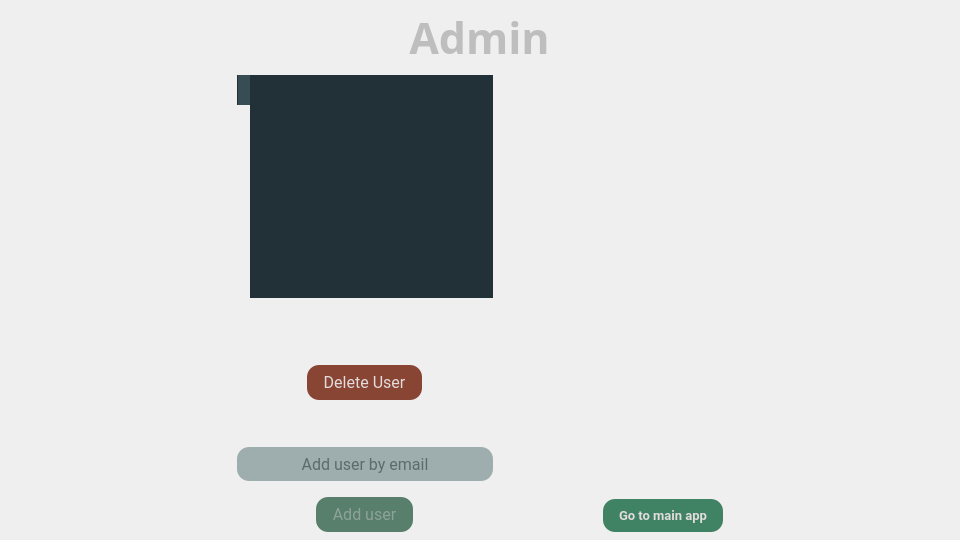
Above: faultid/resources/ui/admin_window.ui from ionutsilviu3/CIIT before the change. Below: the same form after it.
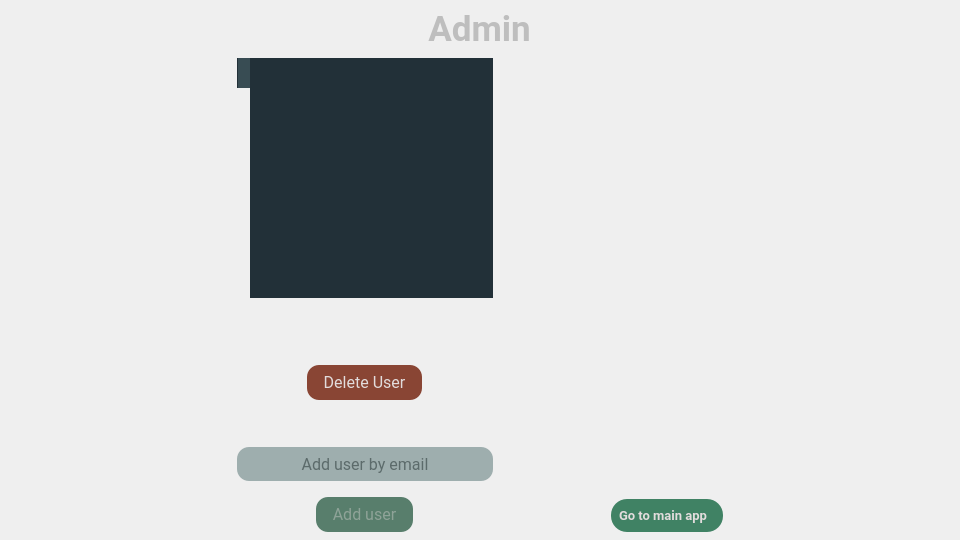
That is the form after the change. Icons and pictures are not drawn.

Diff of the .ui file:
```diff
--- a/faultid/resources/ui/admin_window.ui
+++ b/faultid/resources/ui/admin_window.ui
@@ -73,8 +73,8 @@
      </property>
      <property name="font">
       <font>
-       <family>Vitesco</family>
-       <pointsize>32</pointsize>
+       <family>Roboto</family>
+       <pointsize>26</pointsize>
        <bold>true</bold>
        <strikeout>false</strikeout>
       </font>
@@ -374,18 +374,38 @@
        </property>
        <property name="styleSheet">
         <string notr="true">QPushButton {
-	border-radius: 12px;
-	padding-left: 16px;
+	border-radius: 16px;
+	padding-left: 8px;
 	padding-right: 16px;
 	padding-top: 8 px;
 	padding-bottom: 8 px;
 	color: rgb(226, 220, 220);
 	background-color: rgb(64, 130, 100);
-    }</string>
+    }
+
+QPushButton:hover
+{
+	background-color: rgb(50, 102, 78);
+}
+
+QPushButton:pressed
+{
+	background-color: rgb(42, 85, 65);
+}</string>
        </property>
        <property name="text">
         <string>Go to main app</string>
        </property>
+       <property name="icon">
+        <iconset resource="../icons/icons.qrc">
+         <normaloff>:/Icons/arrow-right.svg</normaloff>:/Icons/arrow-right.svg</iconset>
+       </property>
+       <property name="iconSize">
+        <size>
+         <width>24</width>
+         <height>24</height>
+        </size>
+       </property>
       </widget>
      </item>
     </layout>
```
Left out of the diff: 4 changed lines with no effect on the pictures.
